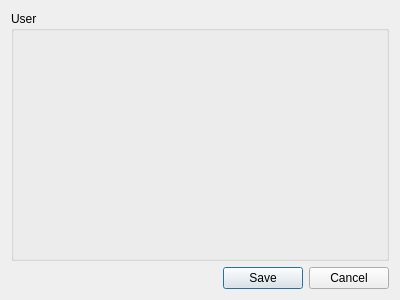
Above: forms/repodialoguser.ui from 3drepo/3drepogui before the change. Below: the same form after it.
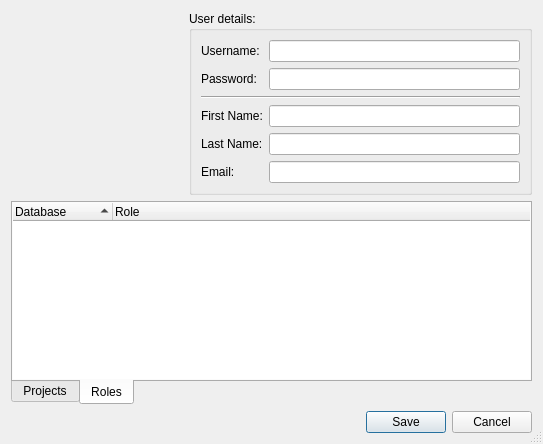
That is the form after the change.

Commit message: Added custom combo box editor and new user profile dialog box.

```diff
--- a/forms/repodialoguser.ui
+++ b/forms/repodialoguser.ui
@@ -6,19 +6,281 @@
    <rect>
     <x>0</x>
     <y>0</y>
-    <width>400</width>
-    <height>300</height>
+    <width>543</width>
+    <height>444</height>
    </rect>
   </property>
+  <property name="sizePolicy">
+   <sizepolicy hsizetype="Preferred" vsizetype="Fixed">
+    <horstretch>0</horstretch>
+    <verstretch>0</verstretch>
+   </sizepolicy>
+  </property>
+  <property name="maximumSize">
+   <size>
+    <width>16777215</width>
+    <height>16777215</height>
+   </size>
+  </property>
   <property name="windowTitle">
-   <string>Dialog</string>
+   <string>User Profile</string>
+  </property>
+  <property name="sizeGripEnabled">
+   <bool>true</bool>
   </property>
   <layout class="QVBoxLayout" name="verticalLayout">
    <item>
-    <widget class="QGroupBox" name="groupBox">
-     <property name="title">
-      <string>User</string>
+    <widget class="QFrame" name="frame_2">
+     <property name="frameShape">
+      <enum>QFrame::NoFrame</enum>
      </property>
+     <property name="frameShadow">
+      <enum>QFrame::Raised</enum>
+     </property>
+     <property name="lineWidth">
+      <number>0</number>
+     </property>
+     <layout class="QHBoxLayout" name="horizontalLayout_4">
+      <property name="leftMargin">
+       <number>0</number>
+      </property>
+      <property name="topMargin">
+       <number>0</number>
+      </property>
+      <property name="rightMargin">
+       <number>0</number>
+      </property>
+      <property name="bottomMargin">
+       <number>0</number>
+      </property>
+      <item>
+       <widget class="QPushButton" name="avatarPushButton">
+        <property name="sizePolicy">
+         <sizepolicy hsizetype="Fixed" vsizetype="Fixed">
+          <horstretch>0</horstretch>
+          <verstretch>0</verstretch>
+         </sizepolicy>
+        </property>
+        <property name="minimumSize">
+         <size>
+          <width>172</width>
+          <height>172</height>
+         </size>
+        </property>
+        <property name="maximumSize">
+         <size>
+          <width>172</width>
+          <height>172</height>
+         </size>
+        </property>
+        <property name="text">
+         <string/>
+        </property>
+        <property name="iconSize">
+         <size>
+          <width>150</width>
+          <height>150</height>
+         </size>
+        </property>
+        <property name="flat">
+         <bool>true</bool>
+        </property>
+       </widget>
+      </item>
+      <item>
+       <widget class="QGroupBox" name="userDetailsGroupBox">
+        <property name="sizePolicy">
+         <sizepolicy hsizetype="Minimum" vsizetype="Maximum">
+          <horstretch>0</horstretch>
+          <verstretch>0</verstretch>
+         </sizepolicy>
+        </property>
+        <property name="title">
+         <string>User details:</string>
+        </property>
+        <layout class="QFormLayout" name="formLayout_2">
+         <property name="fieldGrowthPolicy">
+          <enum>QFormLayout::AllNonFixedFieldsGrow</enum>
+         </property>
+         <item row="0" column="0">
+          <widget class="QLabel" name="usernameLabel">
+           <property name="text">
+            <string>Username:</string>
+           </property>
+          </widget>
+         </item>
+         <item row="0" column="1">
+          <widget class="QLineEdit" name="usernameLineEdit"/>
+         </item>
+         <item row="1" column="0">
+          <widget class="QLabel" name="passwordLabel">
+           <property name="text">
+            <string>Password:</string>
+           </property>
+          </widget>
+         </item>
+         <item row="1" column="1">
+          <widget class="QLineEdit" name="passwordLineEdit">
+           <property name="echoMode">
+            <enum>QLineEdit::Password</enum>
+           </property>
+          </widget>
+         </item>
+         <item row="2" column="0" colspan="2">
+          <widget class="Line" name="line">
+           <property name="orientation">
+            <enum>Qt::Horizontal</enum>
+           </property>
+          </widget>
+         </item>
+         <item row="3" column="0">
+          <widget class="QLabel" name="firstNameLabel">
+           <property name="text">
+            <string>First Name:</string>
+           </property>
+          </widget>
+         </item>
+         <item row="3" column="1">
+          <widget class="QLineEdit" name="firstNameLineEdit"/>
+         </item>
+         <item row="4" column="0">
+          <widget class="QLabel" name="lastNameLabel">
+           <property name="text">
+            <string>Last Name:</string>
+           </property>
+          </widget>
+         </item>
+         <item row="4" column="1">
+          <widget class="QLineEdit" name="emailLineEdit"/>
+         </item>
+         <item row="5" column="0">
+          <widget class="QLabel" name="emailLabel">
+           <property name="text">
+            <string>Email:</string>
+           </property>
+          </widget>
+         </item>
+         <item row="5" column="1">
+          <widget class="QLineEdit" name="lastNameLineEdit"/>
+         </item>
+        </layout>
+       </widget>
+      </item>
+     </layout>
+    </widget>
+   </item>
+   <item>
+    <widget class="QTabWidget" name="tabWidget">
+     <property name="tabPosition">
+      <enum>QTabWidget::South</enum>
+     </property>
+     <property name="tabShape">
+      <enum>QTabWidget::Rounded</enum>
+     </property>
+     <property name="currentIndex">
+      <number>1</number>
+     </property>
+     <property name="documentMode">
+      <bool>false</bool>
+     </property>
+     <property name="tabsClosable">
+      <bool>false</bool>
+     </property>
+     <property name="movable">
+      <bool>false</bool>
+     </property>
+     <widget class="QWidget" name="projectsTab">
+      <attribute name="title">
+       <string>Projects</string>
+      </attribute>
+      <layout class="QVBoxLayout" name="verticalLayout_4">
+       <property name="spacing">
+        <number>0</number>
+       </property>
+       <property name="leftMargin">
+        <number>0</number>
+       </property>
+       <property name="topMargin">
+        <number>0</number>
+       </property>
+       <property name="rightMargin">
+        <number>0</number>
+       </property>
+       <property name="bottomMargin">
+        <number>0</number>
+       </property>
+       <item>
+        <widget class="QTreeView" name="projectsTreeView">
+         <property name="frameShape">
+          <enum>QFrame::NoFrame</enum>
+         </property>
+         <property name="lineWidth">
+          <number>0</number>
+         </property>
+         <property name="alternatingRowColors">
+          <bool>true</bool>
+         </property>
+         <property name="rootIsDecorated">
+          <bool>true</bool>
+         </property>
+         <property name="wordWrap">
+          <bool>false</bool>
+         </property>
+        </widget>
+       </item>
+      </layout>
+     </widget>
+     <widget class="QWidget" name="rolesTab">
+      <attribute name="title">
+       <string>Roles</string>
+      </attribute>
+      <layout class="QVBoxLayout" name="verticalLayout_2">
+       <property name="spacing">
+        <number>0</number>
+       </property>
+       <property name="leftMargin">
+        <number>0</number>
+       </property>
+       <property name="topMargin">
+        <number>0</number>
+       </property>
+       <property name="rightMargin">
+        <number>0</number>
+       </property>
+       <property name="bottomMargin">
+        <number>0</number>
+       </property>
+       <item>
+        <widget class="QTreeWidget" name="rolesTreeWidget">
+         <property name="frameShape">
+          <enum>QFrame::NoFrame</enum>
+         </property>
+         <property name="lineWidth">
+          <number>0</number>
+         </property>
+         <property name="rootIsDecorated">
+          <bool>false</bool>
+         </property>
+         <property name="sortingEnabled">
+          <bool>true</bool>
+         </property>
+         <property name="animated">
+          <bool>true</bool>
+         </property>
+         <column>
+          <property name="text">
+           <string>Database</string>
+          </property>
+         </column>
+         <column>
+          <property name="text">
+           <string>Role</string>
+          </property>
+         </column>
+        </widget>
+       </item>
+      </layout>
+     </widget>
     </widget>
    </item>
    <item>
```
The commit also changes 9 other files.
